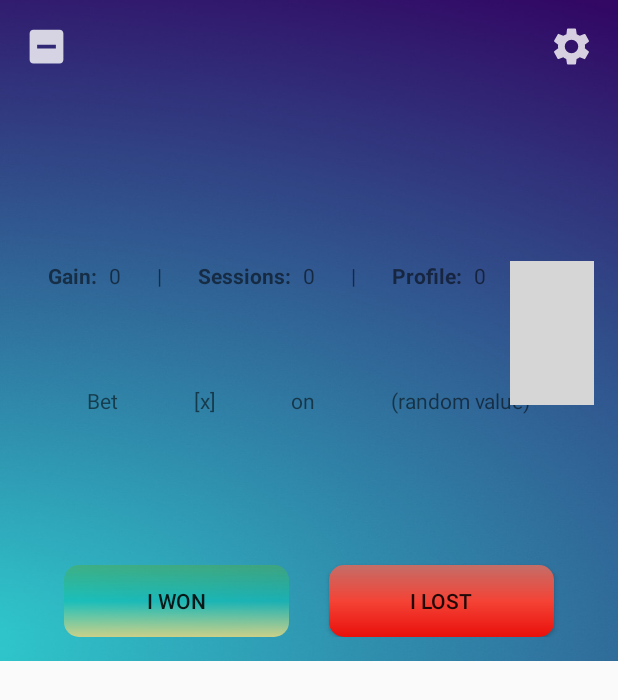
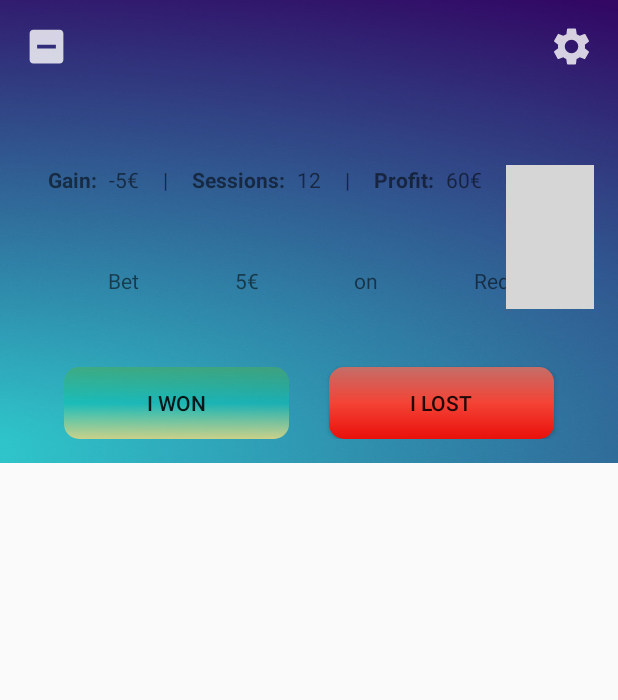
Before and after one commit to ibtisamasif/Roulette, an Android app: the layout activity_screen3.xml on its own in the app's theme, with its tools: preview values and no code run, on a phone screen of 412 x 824 dp. Shown: the top 700 px of the screen. Run offline under Robolectric (Android 15) with nearby library versions, the light colour scheme and no system bars; grey boxes are pictures that could not be loaded.

Commit message:
Ui changes

```diff
--- a/app/src/main/res/layout/activity_screen2.xml
+++ b/app/src/main/res/layout/activity_screen2.xml
@@ -25,7 +25,7 @@
         android:layout_height="wrap_content"
         android:layout_marginStart="32dp"
         android:layout_marginLeft="32dp"
-        android:layout_marginTop="32dp"
+        android:layout_marginTop="2dp"
         android:layout_marginEnd="32dp"
         android:layout_marginRight="32dp"
         android:gravity="center"
@@ -84,6 +84,7 @@
         android:layout_marginEnd="32dp"
         android:layout_marginRight="32dp"
         android:ems="10"
+        android:text="5"
         android:inputType="number"
         android:textColor="@color/colorWhite"
         app:layout_constraintBottom_toBottomOf="@+id/textView5"
@@ -115,7 +116,7 @@
         android:id="@+id/button_ok"
         android:layout_width="150dp"
         android:layout_height="wrap_content"
-        android:layout_marginTop="100dp"
+        android:layout_marginTop="16dp"
         android:background="@drawable/shape_rectangle_dark_green_radius_10dp"
         android:text="@string/ok"
         app:layout_constraintEnd_toEndOf="parent"
@@ -139,7 +140,7 @@
         android:layout_height="wrap_content"
         android:layout_marginStart="8dp"
         android:layout_marginLeft="8dp"
-        android:layout_marginTop="40dp"
+        android:layout_marginTop="32dp"
         android:src="@drawable/ic_count"
         app:layout_constraintStart_toStartOf="parent"
         app:layout_constraintTop_toBottomOf="@+id/textView4" />
@@ -150,7 +151,7 @@
         android:layout_height="wrap_content"
         android:layout_marginStart="8dp"
         android:layout_marginLeft="8dp"
-        android:layout_marginTop="40dp"
+        android:layout_marginTop="32dp"
         android:src="@drawable/ic_replay"
         app:layout_constraintStart_toStartOf="parent"
         app:layout_constraintTop_toBottomOf="@+id/textView5" />
--- a/app/src/main/res/layout/activity_screen3.xml
+++ b/app/src/main/res/layout/activity_screen3.xml
@@ -33,7 +33,7 @@
         android:layout_height="wrap_content"
         android:layout_marginStart="16dp"
         android:layout_marginLeft="16dp"
-        android:layout_marginTop="128dp"
+        android:layout_marginTop="64dp"
         android:text="@string/gain"
         android:textStyle="bold"
         app:layout_constraintStart_toStartOf="parent"
@@ -45,7 +45,7 @@
         android:layout_height="wrap_content"
         android:layout_marginStart="8dp"
         android:layout_marginLeft="8dp"
-        android:text="@string/_0"
+        android:text="-5€"
         app:layout_constraintStart_toEndOf="@+id/textView2"
         app:layout_constraintTop_toTopOf="@+id/textView2" />
 
@@ -53,8 +53,8 @@
         android:id="@+id/textView6"
         android:layout_width="wrap_content"
         android:layout_height="wrap_content"
-        android:layout_marginStart="24dp"
-        android:layout_marginLeft="24dp"
+        android:layout_marginStart="16dp"
+        android:layout_marginLeft="16dp"
         android:text="|"
         app:layout_constraintStart_toEndOf="@+id/textView3"
         app:layout_constraintTop_toTopOf="@+id/textView3" />
@@ -63,8 +63,8 @@
         android:id="@+id/textView7"
         android:layout_width="wrap_content"
         android:layout_height="wrap_content"
-        android:layout_marginStart="24dp"
-        android:layout_marginLeft="24dp"
+        android:layout_marginStart="16dp"
+        android:layout_marginLeft="16dp"
         android:text="Sessions:"
         android:textStyle="bold"
         app:layout_constraintStart_toEndOf="@+id/textView6"
@@ -76,7 +76,7 @@
         android:layout_height="wrap_content"
         android:layout_marginStart="8dp"
         android:layout_marginLeft="8dp"
-        android:text="0"
+        android:text="12"
         app:layout_constraintStart_toEndOf="@+id/textView7"
         app:layout_constraintTop_toTopOf="@+id/textView7" />
 
@@ -84,8 +84,8 @@
         android:id="@+id/textView9"
         android:layout_width="wrap_content"
         android:layout_height="wrap_content"
-        android:layout_marginStart="24dp"
-        android:layout_marginLeft="24dp"
+        android:layout_marginStart="16dp"
+        android:layout_marginLeft="16dp"
         android:text="|"
         app:layout_constraintStart_toEndOf="@+id/textView8"
         app:layout_constraintTop_toTopOf="@+id/textView8" />
@@ -94,9 +94,9 @@
         android:id="@+id/textView10"
         android:layout_width="wrap_content"
         android:layout_height="wrap_content"
-        android:layout_marginStart="24dp"
-        android:layout_marginLeft="24dp"
-        android:text="Profile:"
+        android:layout_marginStart="16dp"
+        android:layout_marginLeft="16dp"
+        android:text="Profit:"
         android:textStyle="bold"
         app:layout_constraintStart_toEndOf="@+id/textView9"
         app:layout_constraintTop_toTopOf="@+id/textView9" />
@@ -107,7 +107,7 @@
         android:layout_height="wrap_content"
         android:layout_marginStart="8dp"
         android:layout_marginLeft="8dp"
-        android:text="0"
+        android:text="60€"
         app:layout_constraintStart_toEndOf="@+id/textView10"
         app:layout_constraintTop_toTopOf="@+id/textView7" />
 
@@ -125,7 +125,7 @@
         android:id="@+id/textView12"
         android:layout_width="wrap_content"
         android:layout_height="wrap_content"
-        android:layout_marginTop="64dp"
+        android:layout_marginTop="48dp"
         android:text="Bet"
         app:layout_constraintEnd_toStartOf="@+id/textView13"
         app:layout_constraintHorizontal_bias="0.5"
@@ -138,7 +138,7 @@
         android:layout_height="wrap_content"
         android:layout_marginStart="8dp"
         android:layout_marginLeft="8dp"
-        android:text="[x]"
+        android:text="5€"
         app:layout_constraintEnd_toStartOf="@+id/textView14"
         app:layout_constraintHorizontal_bias="0.5"
         app:layout_constraintStart_toEndOf="@+id/textView12"
@@ -162,7 +162,7 @@
         android:layout_height="wrap_content"
         android:layout_marginStart="8dp"
         android:layout_marginLeft="8dp"
-        android:text="(random value)"
+        android:text="Red"
         app:layout_constraintEnd_toEndOf="parent"
         app:layout_constraintHorizontal_bias="0.5"
         app:layout_constraintStart_toEndOf="@+id/textView14"
@@ -174,7 +174,7 @@
         android:layout_height="wrap_content"
         android:layout_centerHorizontal="true"
         android:layout_centerVertical="true"
-        android:layout_marginTop="100dp"
+        android:layout_marginTop="48dp"
         android:background="@drawable/shape_rectangle_dark_green_radius_10dp"
         android:text="I Won"
         app:layout_constraintEnd_toStartOf="@+id/button_lost"
```
